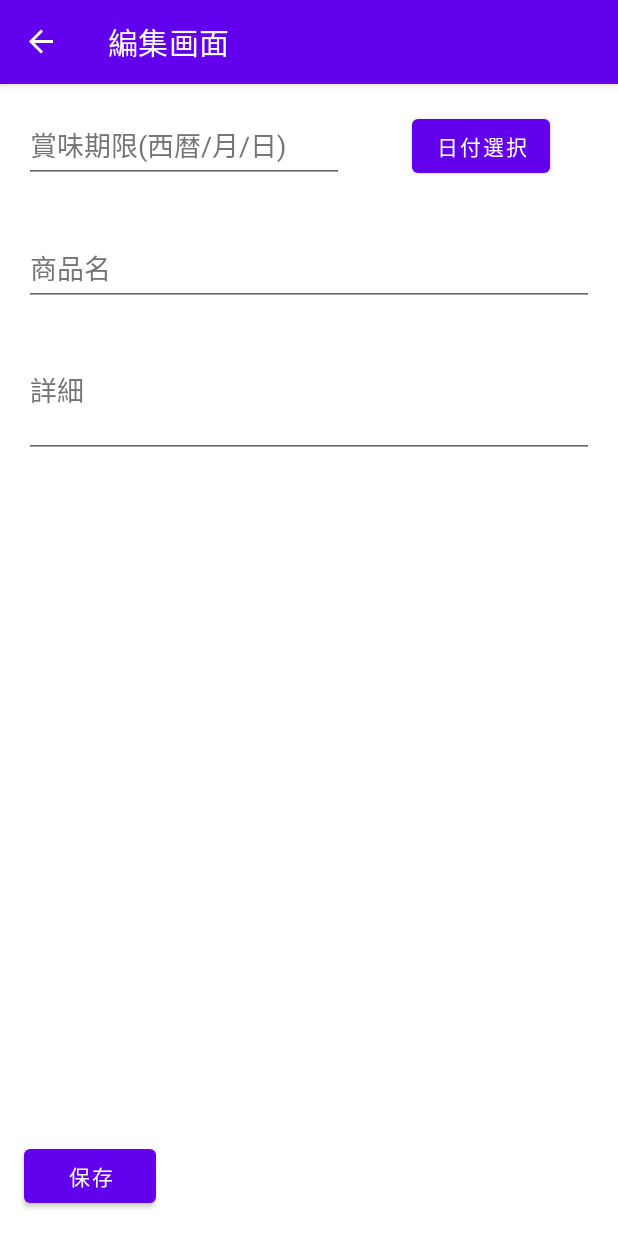
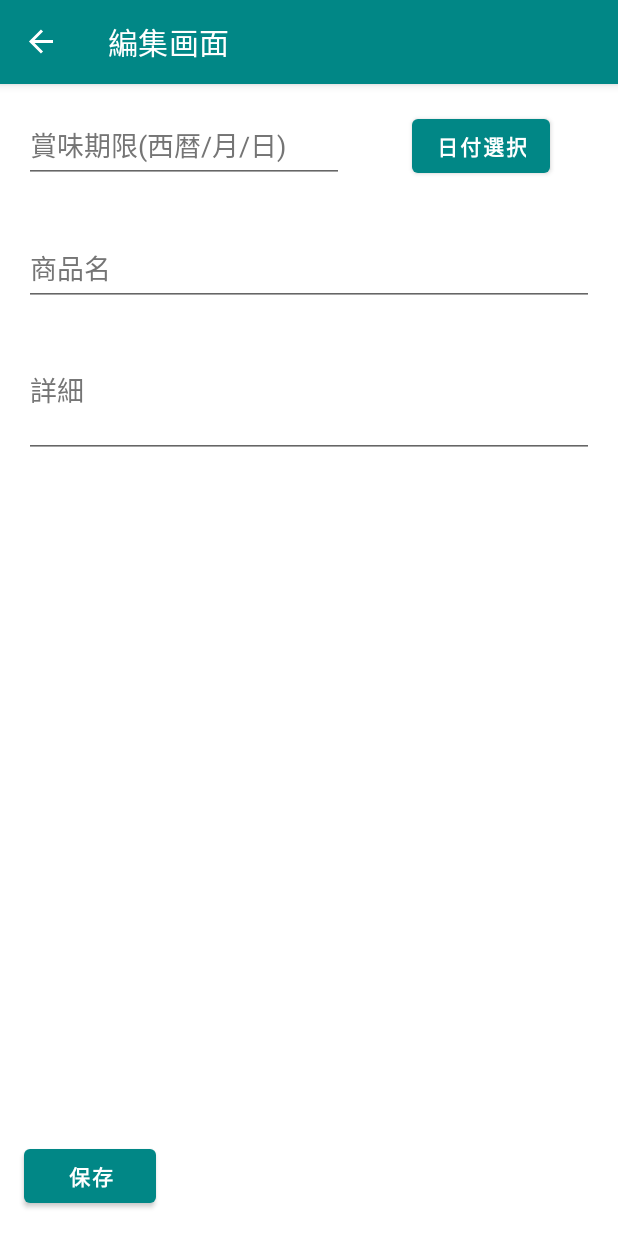
Before and after one commit to s20019/ExpiryDateManager, an Android app: the ExpiryDateEditFragment screen opened through its navigation route, on a phone screen of 412 x 824 dp. Run offline under Robolectric (Android 15) with nearby library versions, the phone set to English and light mode, and no system bars; our stand-ins replace navigation-ui; libraries missing offline, so code that uses them is left out: io.realm, io.realm.kotlin; 6 statements that could not run were skipped.

Commit message:
レイアウトとテーマを変更しました

```diff
--- a/app/src/main/java/jp/ac/it_college/std/s20019/expirydatemanager2/ExpiryDateAdapter.kt
+++ b/app/src/main/java/jp/ac/it_college/std/s20019/expirydatemanager2/ExpiryDateAdapter.kt
@@ -27,13 +27,13 @@ class ExpiryDateAdapter(data: OrderedRealmCollection<ExpiryDate>) :
         this.listener = listener
     }
 
-    override fun onCreateViewHolder(parent: ViewGroup, viewType: Int): ExpiryDateAdapter.ViewHolder {
+    override fun onCreateViewHolder(parent: ViewGroup, viewType: Int): ViewHolder {
         val inflater = LayoutInflater.from(parent.context)
         val view = inflater.inflate(android.R.layout.simple_list_item_2, parent, false)
         return ViewHolder(view)
     }
 
-    override fun onBindViewHolder(holder: ExpiryDateAdapter.ViewHolder, position: Int) {
+    override fun onBindViewHolder(holder: ViewHolder, position: Int) {
         val expirydate: ExpiryDate? = getItem(position)
         holder.date.text = DateFormat.format("yyyy/MM/dd", expirydate?.date)
         holder.title.text = expirydate?.title
--- a/app/src/main/java/jp/ac/it_college/std/s20019/expirydatemanager2/activity/MainActivity.kt
+++ b/app/src/main/java/jp/ac/it_college/std/s20019/expirydatemanager2/activity/MainActivity.kt
@@ -29,7 +29,7 @@ class MainActivity : AppCompatActivity() {
     override fun onSupportNavigateUp() =
         findNavController(R.id.nav_host_fragment_content_main).navigateUp()
 
-    // ExpiryDateEditFragmentに遷移した後、fabボタンを非表示にする処理
+    // ExpiryDateEditFragmentに遷移した後、fabボタンを非表示にする時に使う処理
     fun setFabVisible(visibility: Int) {
         binding.fab.visibility = visibility
     }
--- a/app/src/main/java/jp/ac/it_college/std/s20019/expirydatemanager2/fragment/ExpiryDateEditFragment.kt
+++ b/app/src/main/java/jp/ac/it_college/std/s20019/expirydatemanager2/fragment/ExpiryDateEditFragment.kt
@@ -84,6 +84,7 @@ class ExpiryDateEditFragment : Fragment() {
     // 保存処理
     private fun saveExpiryDate(view: View) {
         when (args.expirydateId) {
+            // 新規登録画面
             -1L -> {
                 realm.executeTransaction { db: Realm ->
                     val maxId = db.where<ExpiryDate>().max("id")
@@ -100,6 +101,7 @@ class ExpiryDateEditFragment : Fragment() {
                     .setActionTextColor(Color.YELLOW)
                     .show()
             }
+            // 編集画面
             else -> {
                 realm.executeTransaction { db: Realm ->
                     val expirydate = db.where<ExpiryDate>().equalTo("id", args.expirydateId).findFirst()
--- a/app/src/main/java/jp/ac/it_college/std/s20019/expirydatemanager2/fragment/FirstFragment.kt
+++ b/app/src/main/java/jp/ac/it_college/std/s20019/expirydatemanager2/fragment/FirstFragment.kt
@@ -39,7 +39,7 @@ class FirstFragment : Fragment() {
         super.onViewCreated(view, savedInstanceState)
 
         binding.list.layoutManager = LinearLayoutManager(context)
-        val expirydates = realm.where<ExpiryDate>().findAll().sort("date", Sort.ASCENDING)
+        val expirydates = realm.where<ExpiryDate>().findAll().sort("date", Sort.ASCENDING)  //  最後のsortで、ListViewを日付の昇順で並び替え
         val adapter = ExpiryDateAdapter(expirydates)
         binding.list.adapter = adapter
 
--- a/app/src/main/res/drawable/ic_add.xml
+++ b/app/src/main/res/drawable/ic_add.xml
@@ -1,8 +1,9 @@
 <vector xmlns:android="http://schemas.android.com/apk/res/android"
-    android:width="24dp"
-    android:height="24dp"
+    android:width="30dp"
+    android:height="30dp"
     android:viewportWidth="24"
     android:viewportHeight="24"
+
     android:tint="?attr/colorControlNormal">
   <path
       android:fillColor="@android:color/white"
--- a/app/src/main/res/layout/activity_main.xml
+++ b/app/src/main/res/layout/activity_main.xml
@@ -29,6 +29,9 @@
         android:layout_gravity="bottom|end"
         android:layout_marginEnd="@dimen/fab_margin"
         android:layout_marginBottom="16dp"
-        app:srcCompat="@drawable/ic_add" />
+        android:contentDescription="@string/add_text"
+        app:maxImageSize="30dp"
+        app:srcCompat="@drawable/ic_add"
+        tools:ignore="ImageContrastCheck" />
 
 </androidx.coordinatorlayout.widget.CoordinatorLayout>
--- a/app/src/main/res/layout/fragment_expiry_date_edit.xml
+++ b/app/src/main/res/layout/fragment_expiry_date_edit.xml
@@ -18,7 +18,8 @@
         android:inputType="date"
         android:textColorHint="#757575"
         app:layout_constraintStart_toStartOf="parent"
-        app:layout_constraintTop_toTopOf="parent" />
+        app:layout_constraintTop_toTopOf="parent"
+        android:importantForAutofill="no" />
 
     <EditText
         android:id="@+id/titleEdit"
@@ -33,7 +34,8 @@
         android:textColorHint="#757575"
         app:layout_constraintEnd_toEndOf="parent"
         app:layout_constraintStart_toStartOf="parent"
-        app:layout_constraintTop_toBottomOf="@+id/dateEdit" />
+        app:layout_constraintTop_toBottomOf="@+id/dateEdit"
+        android:importantForAutofill="no" />
 
     <EditText
         android:id="@+id/detailEdit"
@@ -51,7 +53,8 @@
         android:textColorHint="#757575"
         app:layout_constraintEnd_toEndOf="parent"
         app:layout_constraintStart_toStartOf="parent"
-        app:layout_constraintTop_toBottomOf="@+id/titleEdit" />
+        app:layout_constraintTop_toBottomOf="@+id/titleEdit"
+        android:importantForAutofill="no" />
 
     <Button
         android:id="@+id/dateButton"
@@ -60,6 +63,7 @@
         android:layout_marginStart="16dp"
         android:layout_marginEnd="16dp"
         android:text="@string/bt_date"
+        android:textStyle="bold"
         app:layout_constraintBottom_toBottomOf="@+id/dateEdit"
         app:layout_constraintEnd_toEndOf="parent"
         app:layout_constraintStart_toEndOf="@+id/dateEdit"
@@ -72,6 +76,7 @@
         android:layout_marginStart="16dp"
         android:layout_marginBottom="16dp"
         android:text="@string/bt_save"
+        android:textStyle="bold"
         app:layout_constraintBottom_toBottomOf="parent"
         app:layout_constraintStart_toStartOf="parent" />
 
@@ -82,6 +87,7 @@
         android:layout_marginEnd="16dp"
         android:layout_marginBottom="16dp"
         android:text="@string/bt_delete"
+        android:textStyle="bold"
         app:layout_constraintBottom_toBottomOf="parent"
         app:layout_constraintEnd_toEndOf="parent" />
 
--- a/app/src/main/res/values-night/themes.xml
+++ b/app/src/main/res/values-night/themes.xml
@@ -2,9 +2,9 @@
     <!-- Base application theme. -->
     <style name="Theme.ExpiryDateManager2" parent="Theme.MaterialComponents.DayNight.DarkActionBar">
         <!-- Primary brand color. -->
-        <item name="colorPrimary">@color/purple_200</item>
-        <item name="colorPrimaryVariant">@color/purple_700</item>
-        <item name="colorOnPrimary">@color/black</item>
+        <item name="colorPrimary">@color/teal_700</item>
+        <item name="colorPrimaryVariant">@color/cardview_dark_background</item>
+        <item name="colorOnPrimary">@color/white</item>
         <!-- Secondary brand color. -->
         <item name="colorSecondary">@color/teal_200</item>
         <item name="colorSecondaryVariant">@color/teal_200</item>
--- a/app/src/main/res/values/strings.xml
+++ b/app/src/main/res/values/strings.xml
@@ -6,10 +6,11 @@
     <!-- TODO: Remove or change this placeholder text -->
     <string name="edit_title">編集画面</string>
     <string name="date_edit_hint">賞味期限(西暦/月/日)</string>
-    <string name="app_name">賞味期限管理アプリ</string>
     <string name="detail_edit_hint">詳細</string>
     <string name="bt_date">日付選択</string>
     <string name="bt_save">保存</string>
     <string name="bt_delete">削除</string>
     <string name="title_edit_hint">商品名</string>
+    <string name="add_text">追加</string>
+    <string name="app_name">ショウミー</string>
 </resources>
--- a/app/src/main/res/values/themes.xml
+++ b/app/src/main/res/values/themes.xml
@@ -2,8 +2,8 @@
     <!-- Base application theme. -->
     <style name="Theme.ExpiryDateManager2" parent="Theme.MaterialComponents.DayNight.DarkActionBar">
         <!-- Primary brand color. -->
-        <item name="colorPrimary">@color/purple_500</item>
-        <item name="colorPrimaryVariant">@color/purple_700</item>
+        <item name="colorPrimary">@color/teal_700</item>
+        <item name="colorPrimaryVariant">@color/cardview_dark_background</item>
         <item name="colorOnPrimary">@color/white</item>
         <!-- Secondary brand color. -->
         <item name="colorSecondary">@color/teal_200</item>
```
